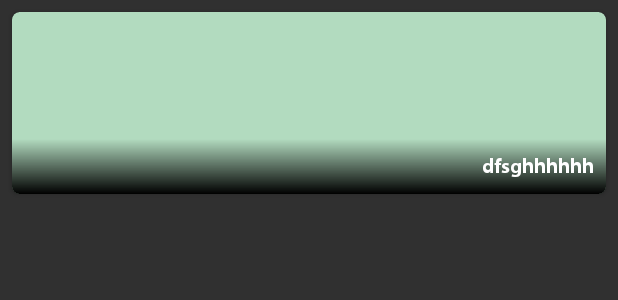
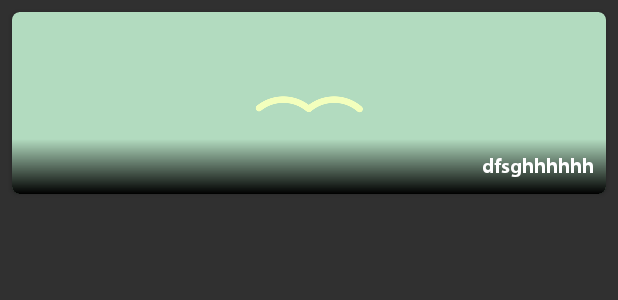
Before and after one commit to Besoz/sawah, an Android app: the layout category_list_item.xml on its own in the app's theme, with its tools: preview values and no code run, on a phone screen of 412 x 824 dp. Shown: the top 300 px of the screen. Run offline under Robolectric (Android 15) with nearby library versions, the phone set to English and light mode, and no system bars; network calls fail.

Commit message:
temp fix for progress dialog

```diff
--- a/app/src/main/java/com/accorpa/sawah/CategoriesRecycleAdapter.java
+++ b/app/src/main/java/com/accorpa/sawah/CategoriesRecycleAdapter.java
@@ -2,6 +2,7 @@ package com.accorpa.sawah;
 
 import android.content.Context;
 import android.graphics.drawable.AnimationDrawable;
+import android.graphics.drawable.LayerDrawable;
 import android.support.v7.widget.RecyclerView;
 import android.view.LayoutInflater;
 import android.view.View;
@@ -106,7 +107,9 @@ public class CategoriesRecycleAdapter extends  RecyclerView.Adapter<CategoriesRe
 
             this.mNetworkImageView = (ImageView) v.findViewById(R.id.icon);
             mNetworkImageView.setBackgroundResource(R.drawable.yellow_bird_progess_dialog);
-            frameAnimation = (AnimationDrawable) mNetworkImageView.getBackground();
+            LayerDrawable layer = (LayerDrawable) mNetworkImageView.getBackground();
+            frameAnimation = (AnimationDrawable) layer.getDrawable(0);
+            frameAnimation.start();
             this.titleTextView = (TextView) v.findViewById(R.id.category_title);
         }
 
--- a/app/src/main/java/com/accorpa/sawah/CitiesAdapter.java
+++ b/app/src/main/java/com/accorpa/sawah/CitiesAdapter.java
@@ -2,6 +2,7 @@ package com.accorpa.sawah;
 
 import android.content.Context;
 import android.graphics.drawable.AnimationDrawable;
+import android.graphics.drawable.LayerDrawable;
 import android.view.LayoutInflater;
 import android.view.View;
 import android.view.ViewGroup;
@@ -85,7 +86,9 @@ public class CitiesAdapter extends BaseAdapter {
 
 //        mImageLoader.get(imageUrl, getImageListener(holder.userPhotoImageView, R.drawable.sawah_logo, R.drawable.gplus_login_logo));
         holder.mNetworkImageView.setBackgroundResource(R.drawable.yellow_bird_progess_dialog);
-        AnimationDrawable frameAnimation = (AnimationDrawable) holder.mNetworkImageView.getBackground();
+        LayerDrawable layer = (LayerDrawable) holder.mNetworkImageView.getBackground();
+        AnimationDrawable frameAnimation = (AnimationDrawable) layer.getDrawable(0);
+
         frameAnimation.start();
 
         holder.mNetworkImageView.setImageUrl(imageUrl, mImageLoader);
--- a/app/src/main/java/com/accorpa/sawah/place/PlaceRecycleAdapter.java
+++ b/app/src/main/java/com/accorpa/sawah/place/PlaceRecycleAdapter.java
@@ -2,6 +2,7 @@ package com.accorpa.sawah.place;
 
 import android.content.Context;
 import android.graphics.drawable.AnimationDrawable;
+import android.graphics.drawable.LayerDrawable;
 import android.support.v7.widget.RecyclerView;
 import android.view.LayoutInflater;
 import android.view.View;
@@ -82,7 +83,8 @@ public class PlaceRecycleAdapter extends  RecyclerView.Adapter<PlaceRecycleAdapt
         String imageUrl= place.getImageLocation().replaceAll(" ", "%20");
 
 
-        AnimationDrawable frameAnimation = (AnimationDrawable) holder.mNetworkImageView.getBackground();
+        LayerDrawable layer = (LayerDrawable) holder.mNetworkImageView.getBackground();
+        AnimationDrawable  frameAnimation = (AnimationDrawable) layer.getDrawable(0);
         frameAnimation.start();
 
         holder.mNetworkImageView.setImageUrl(imageUrl, mImageLoader);
--- a/app/src/main/java/com/accorpa/sawah/place/PlacesAdapter.java
+++ b/app/src/main/java/com/accorpa/sawah/place/PlacesAdapter.java
@@ -2,6 +2,7 @@ package com.accorpa.sawah.place;
 
 import android.content.Context;
 import android.graphics.drawable.AnimationDrawable;
+import android.graphics.drawable.LayerDrawable;
 import android.view.LayoutInflater;
 import android.view.View;
 import android.view.ViewGroup;
@@ -95,7 +96,9 @@ public class PlacesAdapter extends BaseAdapter{
 //                R.drawable.sawah_logo, R.drawable.gplus_login_logo));
 
         holder.mNetworkImageView.setBackgroundResource(R.drawable.yellow_bird_progess_dialog);
-        AnimationDrawable frameAnimation = (AnimationDrawable) holder.mNetworkImageView.getBackground();
+
+        LayerDrawable layer = (LayerDrawable) holder.mNetworkImageView.getBackground();
+        AnimationDrawable  frameAnimation = (AnimationDrawable) layer.getDrawable(0);
         frameAnimation.start();
 
         holder.mNetworkImageView.setImageUrl(imageUrl, mImageLoader);
--- a/app/src/main/java/com/accorpa/sawah/place/ScreenSlideImageFragment.java
+++ b/app/src/main/java/com/accorpa/sawah/place/ScreenSlideImageFragment.java
@@ -1,6 +1,7 @@
 package com.accorpa.sawah.place;
 
 import android.graphics.drawable.AnimationDrawable;
+import android.graphics.drawable.LayerDrawable;
 import android.os.Bundle;
 import android.support.v4.app.Fragment;
 import android.view.LayoutInflater;
@@ -45,7 +46,8 @@ public class ScreenSlideImageFragment extends Fragment {
         mNetworkImageView.setImageUrl(imageUrl, mImageLoader);
 
         mNetworkImageView.setBackgroundResource(R.drawable.yellow_bird_progess_dialog);
-        AnimationDrawable frameAnimation = (AnimationDrawable) mNetworkImageView.getBackground();
+        LayerDrawable layer = (LayerDrawable) mNetworkImageView.getBackground();
+        AnimationDrawable  frameAnimation = (AnimationDrawable) layer.getDrawable(0);
         frameAnimation.start();
 
 
--- a/app/src/main/res/drawable/under_line.xml
+++ b/app/src/main/res/drawable/under_line.xml
@@ -21,6 +21,8 @@
     </item>
 
     <item android:width="30dp" android:gravity="left">
+
+
         <shape android:shape="rectangle">
             <solid android:color="@android:color/white"/>
         </shape>
--- a/app/src/main/res/drawable/yellow_bird_progess_dialog.xml
+++ b/app/src/main/res/drawable/yellow_bird_progess_dialog.xml
@@ -1,6 +1,14 @@
 <!--?xml version="1.0" encoding="utf-8"?-->
-<animation-list xmlns:android="http://schemas.android.com/apk/res/android"
+
+
+<layer-list xmlns:android="http://schemas.android.com/apk/res/android" >
+
+    <item android:gravity="center">
+
+
+        <animation-list android:width="120dp" android:height="120dp" xmlns:android="http://schemas.android.com/apk/res/android"
             android:oneshot="false">
+
 
                 <item android:drawable="@drawable/swah_yellow_00000" android:duration="30"/>
                 <item android:drawable="@drawable/swah_yellow_00001" android:duration="30"/>
@@ -26,3 +34,7 @@
                 <item android:drawable="@drawable/swah_yellow_00021" android:duration="30"/>
                 <item android:drawable="@drawable/swah_yellow_00022" android:duration="30"/>
         </animation-list>
+
+    </item>
+
+</layer-list>
--- a/app/src/main/res/layout/category_list_item.xml
+++ b/app/src/main/res/layout/category_list_item.xml
@@ -25,7 +25,8 @@
             android:layout_gravity="center"
             android:scaleType="centerCrop"
             android:layout_height="121dp"
-            android:layout_width="match_parent"/>
+            android:layout_width="match_parent"
+            android:background="@drawable/yellow_bird_progess_dialog" />
 
         <android.support.v7.widget.LinearLayoutCompat
             android:layout_width="fill_parent"
--- a/app/src/main/res/layout/fragment_place_list.xml
+++ b/app/src/main/res/layout/fragment_place_list.xml
@@ -15,4 +15,5 @@
     android:scrollbars="vertical"
     android:layout_width="match_parent"
     android:layout_height="match_parent"
-    tools:context="com.accorpa.sawah.place.PlaceListFragment"/>
+    tools:context="com.accorpa.sawah.place.PlaceListFragment"
+    android:layout_margin="@dimen/listview_margin"/>
```
Lines whose indentation alone changed are shown as unchanged.
